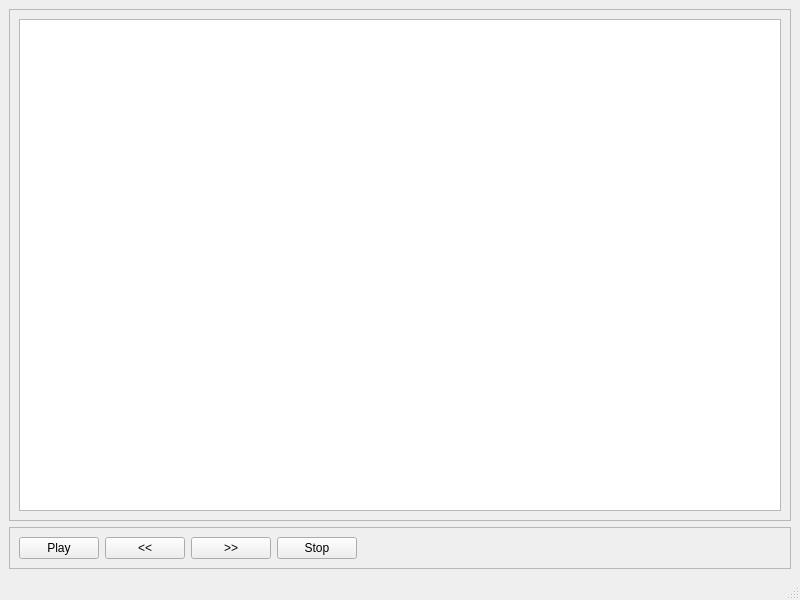
First picture: the form in ui/main_radio.ui, repository graal101/Radio, before the edit.
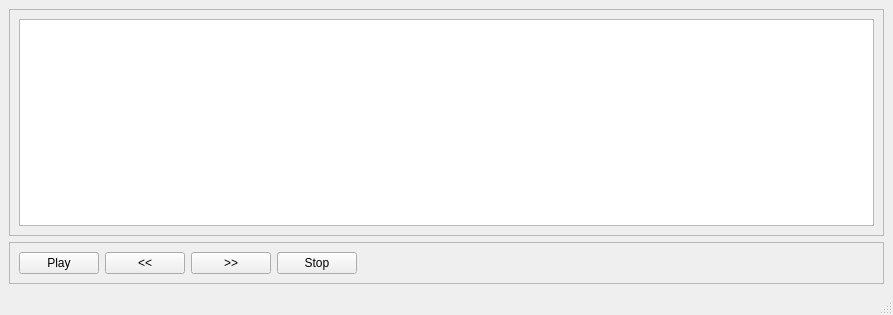
Second picture: the form after the edit. Icons and pictures are not drawn.

Commit message: tray functions

```diff
--- a/ui/main_radio.ui
+++ b/ui/main_radio.ui
@@ -6,8 +6,8 @@
    <rect>
     <x>0</x>
     <y>0</y>
-    <width>800</width>
-    <height>600</height>
+    <width>893</width>
+    <height>315</height>
    </rect>
   </property>
   <property name="windowTitle">
```
Left out of the diff: 2 changed lines with no effect on the pictures. The commit also changes 1 other file.
